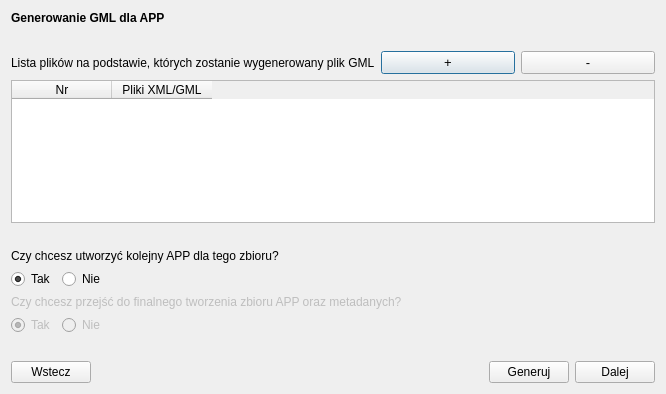
This is modules/app/views/ui/generowanie_gml_dialog_base.ui in envirosolutionspl/wtyczka_qgis_app as Qt 5 draws it before an edit. The edited form follows.
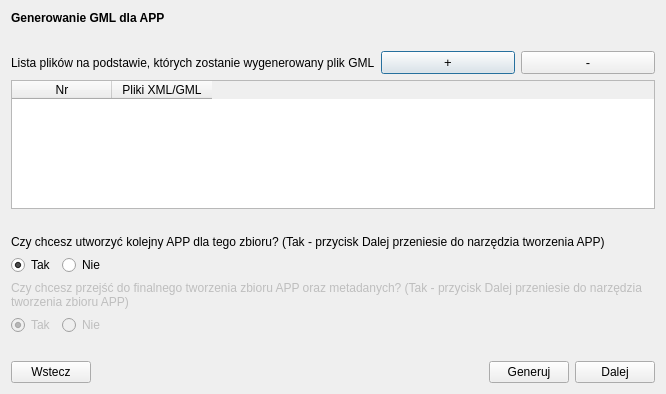
This is the edited form.

```diff
--- a/modules/app/views/ui/generowanie_gml_dialog_base.ui
+++ b/modules/app/views/ui/generowanie_gml_dialog_base.ui
@@ -101,7 +101,10 @@
      <item>
       <widget class="QLabel" name="questionMakeAnotherApp_lbl">
        <property name="text">
-        <string>Czy chcesz utworzyć kolejny APP dla tego zbioru?</string>
+        <string>Czy chcesz utworzyć kolejny APP dla tego zbioru? (Tak - przycisk Dalej przeniesie do narzędzia tworzenia APP)</string>
+       </property>
+       <property name="wordWrap">
+        <bool>true</bool>
        </property>
       </widget>
      </item>
@@ -151,7 +154,10 @@
         <bool>false</bool>
        </property>
        <property name="text">
-        <string>Czy chcesz przejść do finalnego tworzenia zbioru APP oraz metadanych?</string>
+        <string>Czy chcesz przejść do finalnego tworzenia zbioru APP oraz metadanych? (Tak - przycisk Dalej przeniesie do narzędzia tworzenia zbioru APP)</string>
+       </property>
+       <property name="wordWrap">
+        <bool>true</bool>
        </property>
       </widget>
      </item>
```
